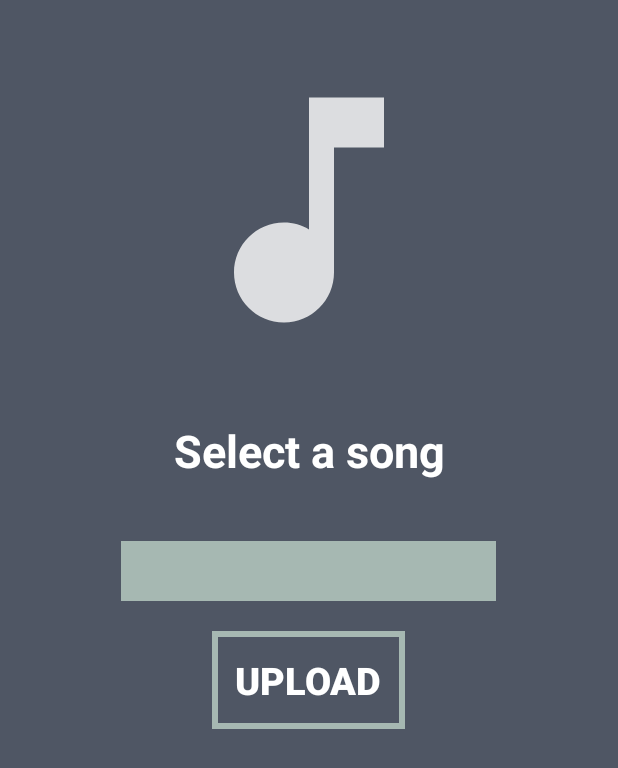
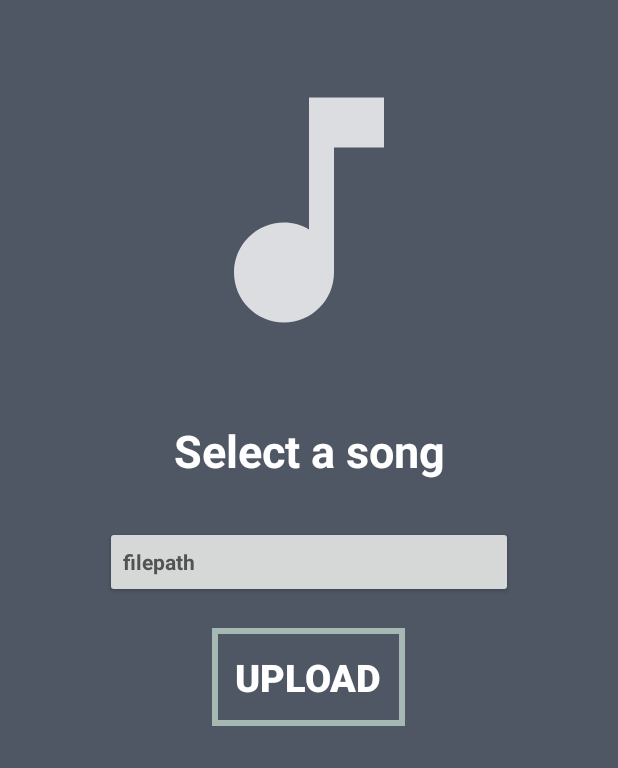
Before and after one commit to Matthew1091/3444-Project, an Android app: the layout activity_song.xml on its own in the app's theme, with its tools: preview values and no code run, on a phone screen of 412 x 824 dp. Shown: the top 768 px of the screen. Run offline under Robolectric (Android 15) with nearby library versions, the phone set to English and light mode, and no system bars.

Commit message:
Added songActivity basic functionality.
first page opens songActivity when you click new project. You can click the file name to upload something.

```diff
--- a/Android Studio Projects/app/src/main/res/layout/activity_main.xml
+++ b/Android Studio Projects/app/src/main/res/layout/activity_main.xml
@@ -8,7 +8,7 @@
     tools:context=".MainActivity">
 
     <Button
-        android:id="@+id/button"
+        android:id="@+id/newProject"
         style="@style/Widget.AppCompat.Button.Borderless"
         android:layout_width="248dp"
         android:layout_height="wrap_content"
--- a/Android Studio Projects/app/src/main/res/layout/activity_song.xml
+++ b/Android Studio Projects/app/src/main/res/layout/activity_song.xml
@@ -38,15 +38,21 @@
         android:layout_below="@+id/topSLayout"
         android:layout_centerHorizontal="true"
         android:layout_marginTop="30dp">
-        <Spinner
 
-            android:layout_width="250dp"
-            android:layout_height="40dp"
-            android:id="@+id/songSpinner"
-            android:background="@color/GreenBB"
-            android:layout_marginTop="10dp"
-            android:layout_centerHorizontal="true"
-            />
+        <Button
+            android:id="@+id/openDoc"
+            android:layout_width="254dp"
+            android:layout_height="wrap_content"
+            android:layout_alignParentStart="true"
+            android:layout_alignParentEnd="true"
+            android:layout_marginStart="70dp"
+            android:layout_marginEnd="70dp"
+            android:fontFamily="sans-serif"
+            android:text="@string/filepath"
+            android:textAlignment="viewStart"
+            android:textAllCaps="false"
+            android:textColor="#525252"
+            android:textStyle="bold" />
 
     </RelativeLayout>
     <RelativeLayout
@@ -58,6 +64,7 @@
         android:id="@+id/bottomSLayout">
 
         <Button
+            android:id="@+id/button"
             android:layout_width="wrap_content"
             android:layout_height="wrap_content"
             android:padding="15dp"
--- a/Android Studio Projects/app/src/main/res/values/strings.xml
+++ b/Android Studio Projects/app/src/main/res/values/strings.xml
@@ -9,4 +9,5 @@
     <string name="config2">Song:</string>
     <string name="config3">Phillips Hue Bulb:</string>
     <string name="config4">Color Theme:</string>
+    <string name="filepath">filepath</string>
 </resources>
```
Also changed, not shown: Android Studio Projects/app/src/main/java/com/example/bulbbeats/LaunchActivity.java (+18 -0 lines), Android Studio Projects/app/src/main/java/com/example/bulbbeats/MainActivity.java (+10 -7 lines), Android Studio Projects/app/src/main/java/com/example/bulbbeats/ProjectSettings.java (added, +42 -0 lines), Android Studio Projects/app/src/main/java/com/example/bulbbeats/SongActivity.java (+49 -2 lines).
